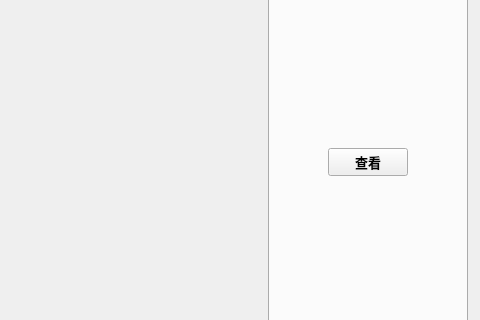
Qt form include/Widget/StreamerMainWindow.ui (wangrichaoren/streamer) before a commit; both pictures show x 631 to 1111 and y 125 to 445 of the 1111 by 886 pixel window.
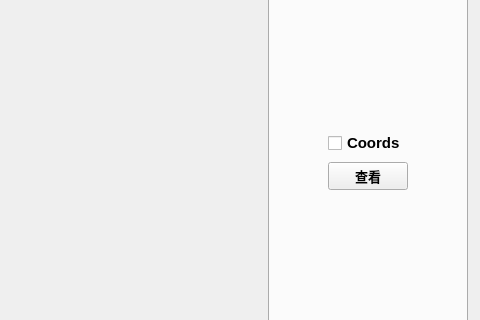
The same form after that commit. Custom widgets are drawn as their Qt base class.

Diff of the .ui file:
```diff
--- a/include/Widget/StreamerMainWindow.ui
+++ b/include/Widget/StreamerMainWindow.ui
@@ -110,7 +110,33 @@
            <string>3DViewer</string>
           </attribute>
           <layout class="QGridLayout" name="gridLayout_2">
-           <item row="1" column="2">
+           <item row="2" column="1">
+            <widget class="QPushButton" name="full_pc_pushButton">
+             <property name="font">
+              <font>
+               <pointsize>10</pointsize>
+               <weight>75</weight>
+               <bold>true</bold>
+              </font>
+             </property>
+             <property name="text">
+              <string>查看</string>
+             </property>
+             <property name="iconSize">
+              <size>
+               <width>10</width>
+               <height>10</height>
+              </size>
+             </property>
+             <property name="autoDefault">
+              <bool>false</bool>
+             </property>
+             <property name="default">
+              <bool>false</bool>
+             </property>
+            </widget>
+           </item>
+           <item row="2" column="2">
             <spacer name="horizontalSpacer">
              <property name="orientation">
               <enum>Qt::Horizontal</enum>
@@ -126,6 +152,22 @@
              </property>
             </spacer>
            </item>
+           <item row="2" column="0">
+            <spacer name="horizontalSpacer_2">
+             <property name="orientation">
+              <enum>Qt::Horizontal</enum>
+             </property>
+             <property name="sizeType">
+              <enum>QSizePolicy::Expanding</enum>
+             </property>
+             <property name="sizeHint" stdset="0">
+              <size>
+               <width>20</width>
+               <height>30</height>
+              </size>
+             </property>
+            </spacer>
+           </item>
            <item row="0" column="0" colspan="3">
             <widget class="QVTKWidget" name="qvtkWidget">
              <property name="sizePolicy">
@@ -160,33 +202,7 @@
              </property>
             </widget>
            </item>
-           <item row="1" column="1">
-            <widget class="QPushButton" name="full_pc_pushButton">
-             <property name="font">
-              <font>
-               <pointsize>10</pointsize>
-               <weight>75</weight>
-               <bold>true</bold>
-              </font>
-             </property>
-             <property name="text">
-              <string>查看</string>
-             </property>
-             <property name="iconSize">
-              <size>
-               <width>10</width>
-               <height>10</height>
-              </size>
-             </property>
-             <property name="autoDefault">
-              <bool>false</bool>
-             </property>
-             <property name="default">
-              <bool>false</bool>
-             </property>
-            </widget>
-           </item>
-           <item row="2" column="1">
+           <item row="3" column="1">
             <spacer name="verticalSpacer">
              <property name="orientation">
               <enum>Qt::Vertical</enum>
@@ -199,21 +215,37 @@
              </property>
             </spacer>
            </item>
-           <item row="1" column="0">
-            <spacer name="horizontalSpacer_2">
-             <property name="orientation">
-              <enum>Qt::Horizontal</enum>
+           <item row="1" column="1">
+            <widget class="QCheckBox" name="show_coords_checkBox">
+             <property name="sizePolicy">
+              <sizepolicy hsizetype="Expanding" vsizetype="Preferred">
+               <horstretch>0</horstretch>
+               <verstretch>0</verstretch>
+              </sizepolicy>
              </property>
-             <property name="sizeType">
-              <enum>QSizePolicy::Expanding</enum>
+             <property name="font">
+              <font>
+               <pointsize>11</pointsize>
+               <weight>75</weight>
+               <bold>true</bold>
+              </font>
              </property>
-             <property name="sizeHint" stdset="0">
+             <property name="text">
+              <string>Coords</string>
+             </property>
+             <property name="iconSize">
               <size>
                <width>20</width>
-               <height>30</height>
+               <height>20</height>
               </size>
              </property>
-            </spacer>
+             <property name="checkable">
+              <bool>true</bool>
+             </property>
+             <property name="checked">
+              <bool>false</bool>
+             </property>
+            </widget>
            </item>
           </layout>
          </widget>
```
